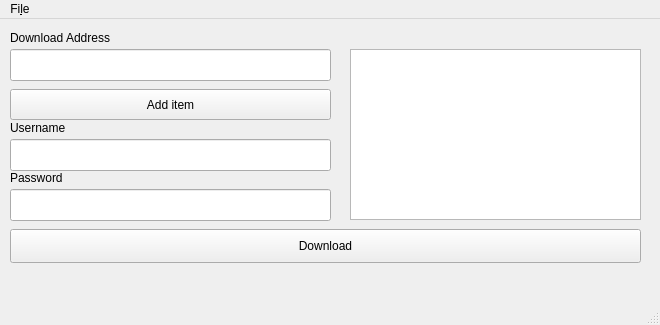
Above: mainwindow.ui from jonathan46000/crude-wget-gui before the change. Below: the same form after it.
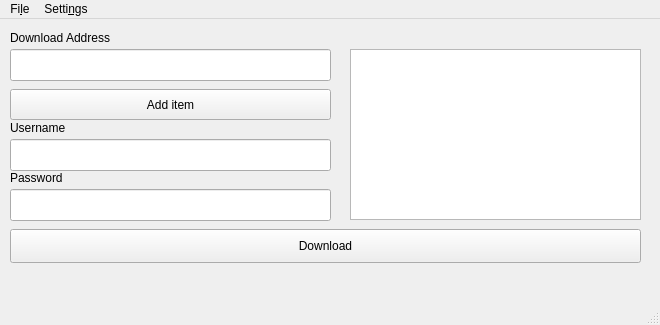
That is the form after the change. Icons and pictures are not drawn.

Commit message: Added settings for default download path

```diff
--- a/mainwindow.ui
+++ b/mainwindow.ui
@@ -147,7 +147,14 @@
     <addaction name="actionDownload_Path"/>
     <addaction name="actionExit"/>
    </widget>
+   <widget class="QMenu" name="menuSettings">
+    <property name="title">
+     <string>Setti&amp;ngs</string>
+    </property>
+    <addaction name="actionDefault_path"/>
+   </widget>
    <addaction name="menuFile"/>
+   <addaction name="menuSettings"/>
   </widget>
   <widget class="QStatusBar" name="statusBar"/>
   <action name="actionExit">
```
Left out of the diff: 7 changed lines with no effect on the pictures. The commit also changes 8 other files.
